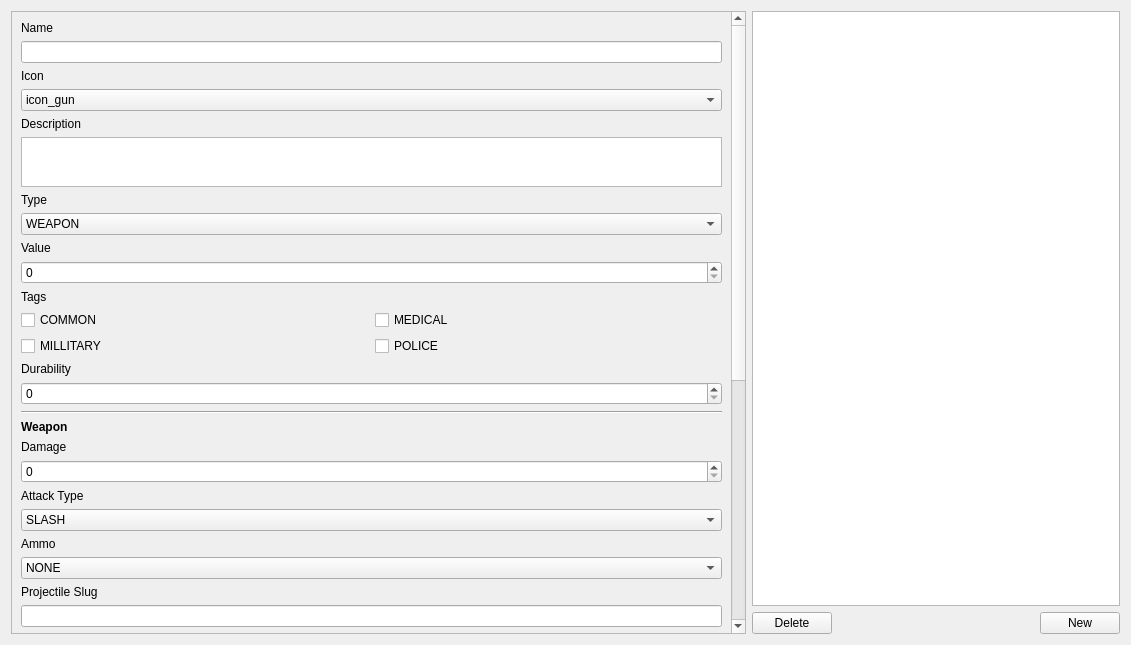
Above: ui/tabitems.ui from Boxfort/ZombieDataApp before the change. Below: the same form after it.
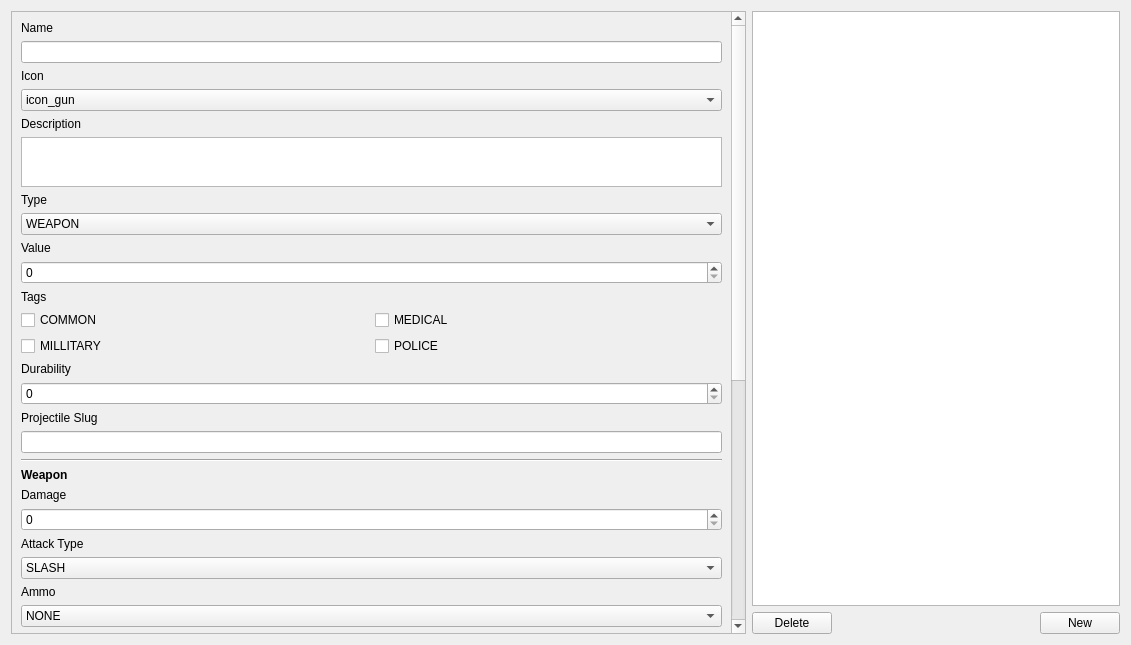
That is the form after the change.

Commit message: add projectile slugs

What changed in the file:
```diff
--- a/ui/tabitems.ui
+++ b/ui/tabitems.ui
@@ -23,7 +23,7 @@
       <property name="geometry">
        <rect>
         <x>0</x>
-        <y>-200</y>
+        <y>-191</y>
         <width>722</width>
         <height>1132</height>
        </rect>
@@ -204,6 +204,16 @@
        <item>
         <widget class="QSpinBox" name="spinner_item_durability"/>
        </item>
+       <item>
+        <widget class="QLabel" name="label_projectile_slug">
+         <property name="text">
+          <string>Projectile Slug</string>
+         </property>
+        </widget>
+       </item>
+       <item>
+        <widget class="QLineEdit" name="text_projectile_slug"/>
+       </item>
        <item>
         <widget class="Line" name="line">
          <property name="orientation">
@@ -305,16 +315,6 @@
          </item>
         </widget>
        </item>
-       <item>
-        <widget class="QLabel" name="label_12">
-         <property name="text">
-          <string>Projectile Slug</string>
-         </property>
-        </widget>
-       </item>
-       <item>
-        <widget class="QLineEdit" name="text_projectile_slug"/>
-       </item>
        <item>
         <widget class="Line" name="line_2">
          <property name="orientation">
```
The commit also changes 2 other files.
